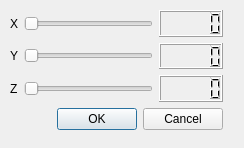
First picture: the form in Escultor3d/dimensao.ui, repository thuize/Escultor3D, before the edit.
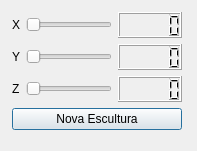
Second picture: the form after the edit.

Commit message:
Criação do botão nova escultura
programa inicializa recebendo as dimensoes da escultura

What changed in the file:
```diff
--- a/Escultor3d/dimensao.ui
+++ b/Escultor3d/dimensao.ui
@@ -6,8 +6,8 @@
    <rect>
     <x>0</x>
     <y>0</y>
-    <width>244</width>
-    <height>148</height>
+    <width>197</width>
+    <height>151</height>
    </rect>
   </property>
   <property name="windowTitle">
@@ -16,14 +16,12 @@
   <widget class="QWidget" name="">
    <property name="geometry">
     <rect>
-     <x>10</x>
-     <y>10</y>
-     <width>213</width>
-     <height>120</height>
+     <x>12</x>
+     <y>12</y>
+     <width>170</width>
+     <height>118</height>
     </rect>
    </property>
-   <layout class="QVBoxLayout" name="verticalLayout_2">
-    <item>
      <layout class="QVBoxLayout" name="verticalLayout">
       <item>
        <layout class="QHBoxLayout" name="horizontalLayout">
@@ -88,15 +86,10 @@
         </item>
        </layout>
       </item>
-     </layout>
-    </item>
     <item>
-     <widget class="QDialogButtonBox" name="buttonBox">
-      <property name="orientation">
-       <enum>Qt::Horizontal</enum>
-      </property>
-      <property name="standardButtons">
-       <set>QDialogButtonBox::Cancel|QDialogButtonBox::Ok</set>
+     <widget class="QPushButton" name="pushButton_NovaEscultura">
+      <property name="text">
+       <string>Nova Escultura</string>
       </property>
      </widget>
     </item>
```
Left out of the diff: 32 changed lines with no effect on the pictures. Lines whose indentation alone changed are shown as unchanged. The commit also changes 5 other files.
